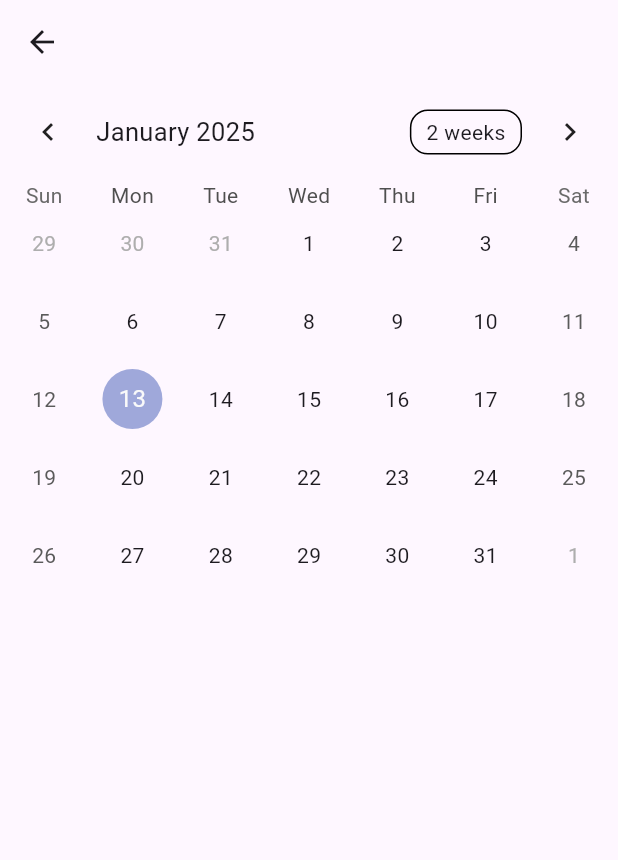
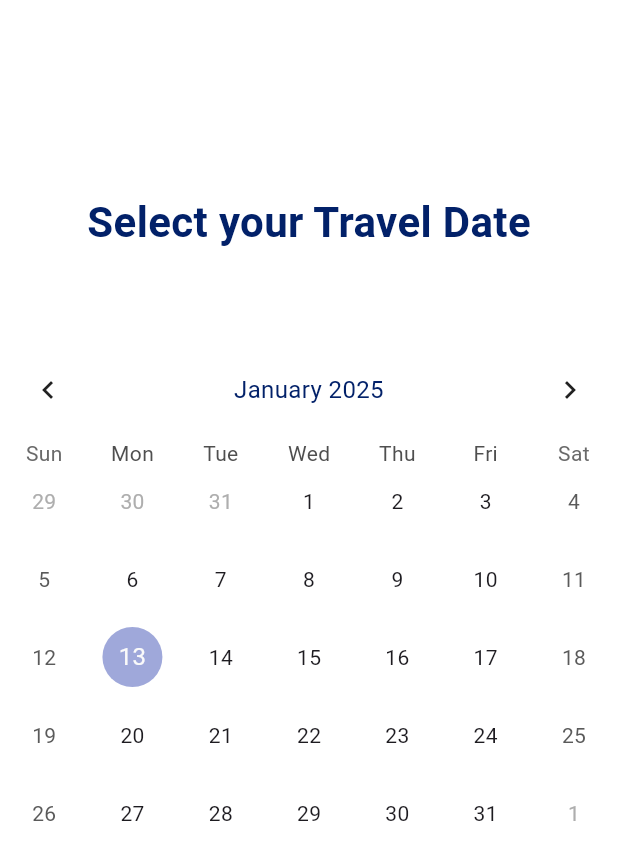
Before and after one commit to Journimal/Journimal-Client, a Flutter app: the RegisterDateScreen screen opened directly, on a phone screen of 412 x 824 dp. Shown: the top 860 px of the screen. Run offline on Flutter 3.47's test engine with Material 3 defaults, Android fonts, the phone set to English and light mode, and no system bars; drawn by our look-alikes of table_calendar.

Commit message:
feat: 출발, 도착 날짜 정하기 calender 추가

```diff
--- a/lib/screen/register_date.dart
+++ b/lib/screen/register_date.dart
@@ -10,46 +10,119 @@ class RegisterDateScreen extends StatefulWidget {
 
 class _RegisterDateState extends State<RegisterDateScreen> {
   final CalendarFormat _calendarFormat = CalendarFormat.month;
-  DateTime _focusedDay = DateTime.now();
-  DateTime? _selectedDay;
+  final DateTime _focusedDay = DateTime.now();
 
-  DateTime? _firstDay;
-  DateTime? _lastDay;
-
-  @override
-  void initState() {
-    super.initState();
-    // 여기에서 사용자가 설정한 날짜를 설정하거나 기본값을 설정할 수 있습니다.
-    // 예시로 첫 번째 날짜는 2023년 1월 1일, 마지막 날짜는 2025년 12월 31일로 설정
-    _firstDay = DateTime(2023, 1, 1);
-    _lastDay = DateTime(2025, 12, 31);
-  }
+  DateTime? _startDate; // 사용자가 설정한 첫 번째 날짜
+  DateTime? _endDate; // 사용자가 설정한 마지막 날짜
 
   @override
   Widget build(BuildContext context) {
     return Scaffold(
-      appBar: AppBar(),
-      body: TableCalendar(
-        firstDay: _firstDay ?? DateTime(2020, 1, 1), // 기본값 설정
-        lastDay: _lastDay ?? DateTime(2030, 12, 31), // 기본값 설정
+      backgroundColor: Colors.white,
+      appBar: PreferredSize(
+        preferredSize: Size.fromHeight(0),
+        child: AppBar(),
+      ),
+      body: Center(
+        child: Column(
+          children: [
+            SizedBox(
+              height: 128,
+            ),
+            Text(
+              'Select your Travel Date',
+              style: TextStyle(
+                fontSize: 28,
+                fontWeight: FontWeight.w600,
+                color: Color(0xff022169),
+              ),
+            ),
+            SizedBox(
+              height: 60,
+            ),
+            TableCalendar(
+              firstDay: DateTime(2000), // 기본값 설정
+              lastDay: DateTime(2100), // 기본값 설정
               focusedDay: _focusedDay,
               calendarFormat: _calendarFormat,
               selectedDayPredicate: (day) {
-          return isSameDay(_selectedDay, day);
+                return day == _startDate || day == _endDate;
               },
               onDaySelected: (selectedDay, focusedDay) {
-          if (!isSameDay(_selectedDay, selectedDay)) {
                 setState(() {
-              _selectedDay = selectedDay;
-              _focusedDay = focusedDay;
-            });
+                  if (_startDate == null ||
+                      (_startDate != null && _endDate != null)) {
+                    // 출발 날짜 선택
+                    _startDate = selectedDay;
+                    _endDate = null; // 도착 날짜 초기화
+                  } else if (selectedDay.isAfter(_startDate!)) {
+                    // 도착 날짜 선택
+                    _endDate = selectedDay;
+                  } else {
+                    // 도착 날짜가 출발 날짜보다 이전이면 재설정
+                    _startDate = selectedDay;
+                    _endDate = null;
                   }
-        },
-        onPageChanged: (focusedDay) {
-          setState(() {
-            _focusedDay = focusedDay;
                 });
               },
+
+              headerStyle: HeaderStyle(
+                titleCentered: true,
+                formatButtonVisible: false,
+                titleTextStyle: const TextStyle(
+                  fontSize: 16,
+                  color: Color(0xff022169),
+                ),
+              ),
+              calendarBuilders: CalendarBuilders(
+                defaultBuilder: (context, day, focusedDay) {
+                  if (_startDate != null &&
+                      _endDate != null &&
+                      day.isAfter(_startDate!) &&
+                      day.isBefore(_endDate!)) {
+                    return Container(
+                      margin: const EdgeInsets.all(6.0),
+                      alignment: Alignment.center,
+                      decoration: BoxDecoration(
+                        color: Color(0xff7B8AAE).withOpacity(0.3),
+                        shape: BoxShape.circle,
+                      ),
+                      child: Text(
+                        '${day.day}',
+                        style: const TextStyle(
+                          color: Colors.black,
+                        ),
+                      ),
+                    );
+                  }
+                  return null;
+                },
+                selectedBuilder: (context, day, focusedDay) {
+                  if (day == _startDate || day == _endDate) {
+                    return Container(
+                      margin: const EdgeInsets.all(6.0),
+                      alignment: Alignment.center,
+                      decoration: BoxDecoration(
+                        color: Color(0xff022169),
+                        shape: BoxShape.circle,
+                      ),
+                      child: Text(
+                        '${day.day}',
+                        style: const TextStyle(
+                          color: Colors.white,
+                        ),
+                      ),
+                    );
+                  }
+                  return null;
+                },
+              ),
+            ),
+            SizedBox(
+              height: 60,
+            ),
+          ],
+        ),
       ),
     );
   }
```
Lines whose indentation alone changed are shown as unchanged.
